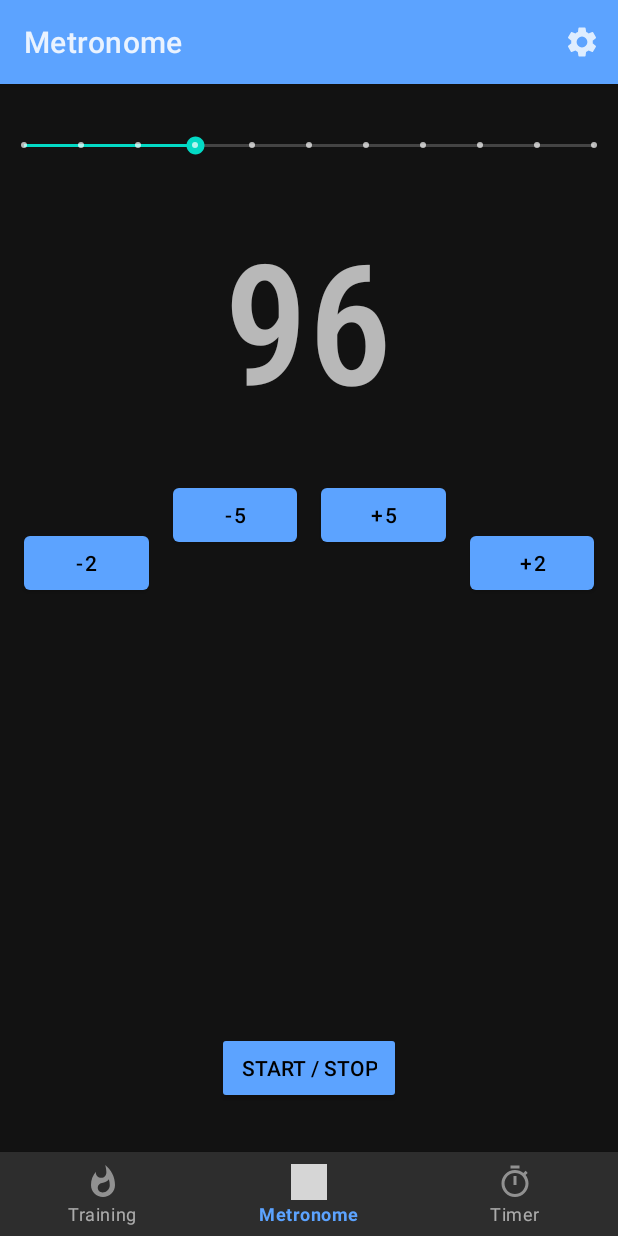
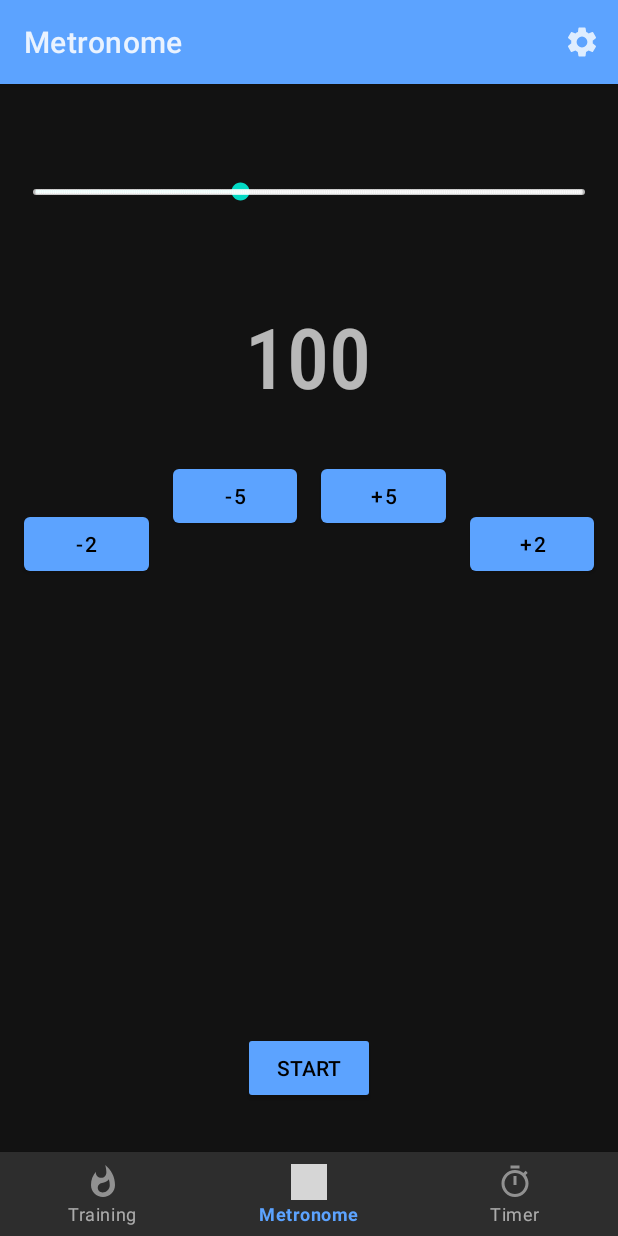
Before and after one commit to vikaShenoy/MusicDojo, an Android app: the screen it shows after launch (MainActivity), item 2 of the bottom bar chosen, on a phone screen of 412 x 824 dp. Run offline under Robolectric (Android 15) with nearby library versions, the phone set to English and light mode, and no system bars; our stand-ins replace Room's generated code; 1 statement that could not run was skipped; grey boxes are pictures that could not be loaded.

Commit message:
Add start/stop functionality to the metronome

```diff
--- a/app/src/main/java/com/example/musicdojo/MetronomeFragment.kt
+++ b/app/src/main/java/com/example/musicdojo/MetronomeFragment.kt
@@ -4,11 +4,17 @@ import android.content.Context
 import android.media.MediaPlayer
 import android.os.Bundle
 import android.os.Handler
+import android.util.Log
 import android.view.LayoutInflater
 import android.view.View
 import android.view.ViewGroup
+import android.widget.SeekBar
 import androidx.fragment.app.Fragment
+import com.example.musicdojo.util.INITIAL_BPM
+import com.example.musicdojo.util.MAX_BPM
+import com.example.musicdojo.util.MIN_BPM
 import kotlinx.android.synthetic.main.fragment_metronome.*
+import kotlinx.android.synthetic.main.fragment_metronome.view.*
 import java.util.*
 import java.util.concurrent.Executors
 import java.util.concurrent.ScheduledExecutorService
@@ -17,8 +23,11 @@ import kotlin.concurrent.schedule
 
 class MetronomeFragment : Fragment() {
 
+    private lateinit var ctx: Context
     private var player: MediaPlayer? = null
-    private lateinit var ctx: Context
+    private var timer = Timer()
+    private var bpm: Int = INITIAL_BPM
+    private var isActive = false
 
     override fun onCreateView(
         inflater: LayoutInflater,
@@ -34,32 +43,67 @@ class MetronomeFragment : Fragment() {
     override fun onViewCreated(view: View, savedInstanceState: Bundle?) {
         super.onViewCreated(view, savedInstanceState)
         player = MediaPlayer.create(ctx, R.raw.metronome)
+        bpmTxt.text = bpm.toString()
+        initSeekBar()
+        startStopBtn.setOnClickListener {
+            if (isActive) {
+                stopMetronome()
+                startStopBtn.text = resources.getString(R.string.start)
+            } else {
+                startMetronome()
+                startStopBtn.text = resources.getString(R.string.stop)
+            }
+            isActive = !isActive
+        }
+    }
 
-        startStopBtn.setOnClickListener {
-            // TODO - get the seek bar value here
-            val bpm = 165
-            startMetronome(bpm)
-        }
+    /**
+     * Initialise the metronome controller bar by providing the min/max const values.
+     * Add a listener to the bar to change the tempo of the metronome to the
+     * seek bar value if the metronome is active.
+     */
+    private fun initSeekBar() {
+        metronomeBar.min = MIN_BPM
+        metronomeBar.max = MAX_BPM
+        metronomeBar.progress = bpm
+        metronomeBar.setOnSeekBarChangeListener(object : SeekBar.OnSeekBarChangeListener {
+            override fun onProgressChanged(p0: SeekBar?, progress: Int, p2: Boolean) {
+                bpm = progress
+                bpmTxt.text = bpm.toString()
+                if (isActive) {
+                    stopMetronome()
+                    startMetronome()
+                }
+            }
+
+            override fun onStartTrackingTouch(p0: SeekBar?) {
+                stopMetronome()
+            }
+
+            override fun onStopTrackingTouch(p0: SeekBar?) {}
+
+        })
     }
 
     /**
      * Start the media player which is playing metronome clicks
      * at the tempo specified by the user.
-     * @param bpm: Metronome tempo in BPM
      */
-    private fun startMetronome(bpm: Int) {
-        Timer().schedule(0, (60000 / bpm).toLong()) {
+    private fun startMetronome() {
+        timer = Timer()
+        player = MediaPlayer.create(ctx, R.raw.metronome)
+        timer.schedule(0, (60000 / bpm).toLong()) {
             player?.seekTo(0)
             player?.start()
         }
-
     }
 
     /**
-     * Stop the mp which is playing the metronome sound.
+     * Stop the media player which is playing the metronome sound.
      */
     private fun stopMetronome() {
-        player?.stop()
+        timer.cancel()
+        releasePlayer()
     }
 
     /**
--- a/app/src/main/java/com/example/musicdojo/util/constants.kt
+++ b/app/src/main/java/com/example/musicdojo/util/constants.kt
@@ -25,3 +25,7 @@ val MODES = mapOf<String, Mode>(
 
 const val MODE_DEFAULT = "Intervals"
 const val NUM_QUESTIONS_DEFAULT = "5"
+
+const val MIN_BPM = 50
+const val MAX_BPM = 250
+const val INITIAL_BPM = 100
--- a/app/src/main/res/layout/fragment_metronome.xml
+++ b/app/src/main/res/layout/fragment_metronome.xml
@@ -22,8 +22,10 @@
         android:id="@+id/metronomeBar"
         style="@style/Widget.AppCompat.SeekBar.Discrete"
         android:layout_width="0dp"
-        android:layout_height="wrap_content"
+        android:layout_height="80dp"
+        android:layout_marginStart="8dp"
         android:layout_marginTop="32dp"
+        android:layout_marginEnd="8dp"
         android:max="10"
         android:progress="3"
         app:layout_constraintEnd_toEndOf="parent"
@@ -37,8 +39,7 @@
         android:layout_height="wrap_content"
         android:layout_marginTop="32dp"
         android:fontFamily="sans-serif-condensed-medium"
-        android:text="96"
-        android:textAppearance="@style/TextAppearance.AppCompat.Display4"
+        android:textAppearance="@style/TextAppearance.AppCompat.Display3"
         app:layout_constraintEnd_toEndOf="parent"
         app:layout_constraintHorizontal_bias="0.498"
         app:layout_constraintStart_toStartOf="parent"
@@ -86,7 +87,7 @@
         android:layout_width="wrap_content"
         android:layout_height="wrap_content"
         android:layout_marginBottom="32dp"
-        android:text="@string/play"
+        android:text="@string/start"
         app:layout_constraintBottom_toBottomOf="parent"
         app:layout_constraintEnd_toEndOf="parent"
         app:layout_constraintStart_toStartOf="parent" />
--- a/app/src/main/res/values/strings.xml
+++ b/app/src/main/res/values/strings.xml
@@ -8,6 +8,7 @@
     <string name="confirm">Confirm</string>
 
     <string name="start">Start</string>
+    <string name="stop">Stop</string>
     <string name="replay">Replay Sound</string>
 
     <string name="score">%1$d / %2$d</string>
```
